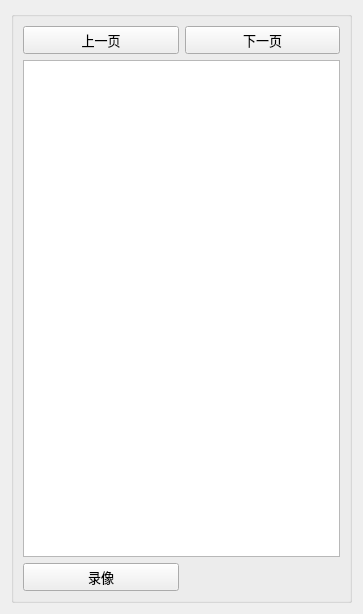
suisiyuan/IDT_Capture, file stitch.ui: the form before one commit.
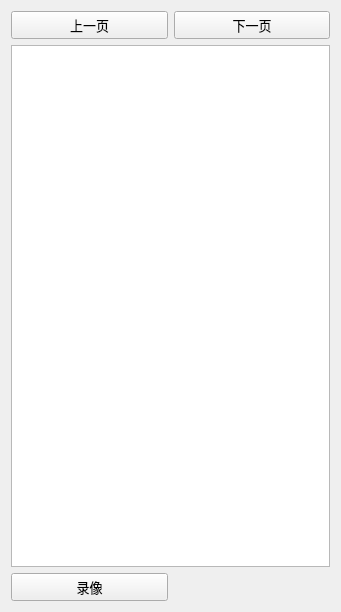
The form after the commit.

```diff
--- a/stitch.ui
+++ b/stitch.ui
@@ -6,8 +6,8 @@
    <rect>
     <x>0</x>
     <y>0</y>
-    <width>363</width>
-    <height>614</height>
+    <width>341</width>
+    <height>612</height>
    </rect>
   </property>
   <property name="font">
@@ -19,12 +19,6 @@
   <property name="windowTitle">
    <string>Form</string>
   </property>
-  <layout class="QVBoxLayout" name="verticalLayout">
-   <item>
-    <widget class="QGroupBox" name="groupBox">
-     <property name="title">
-      <string/>
-     </property>
      <layout class="QGridLayout" name="gridLayout">
       <item row="0" column="0">
        <widget class="QPushButton" name="lastButton">
@@ -58,9 +52,11 @@
        </widget>
       </item>
      </layout>
-    </widget>
-   </item>
-  </layout>
+  <zorder>label</zorder>
+  <zorder>lastButton</zorder>
+  <zorder>recordButton</zorder>
+  <zorder>stitchView</zorder>
+  <zorder>nextButton</zorder>
  </widget>
  <resources/>
  <connections/>
```
Left out of the diff: 6 changed lines with no effect on the pictures. Lines whose indentation alone changed are shown as unchanged.
